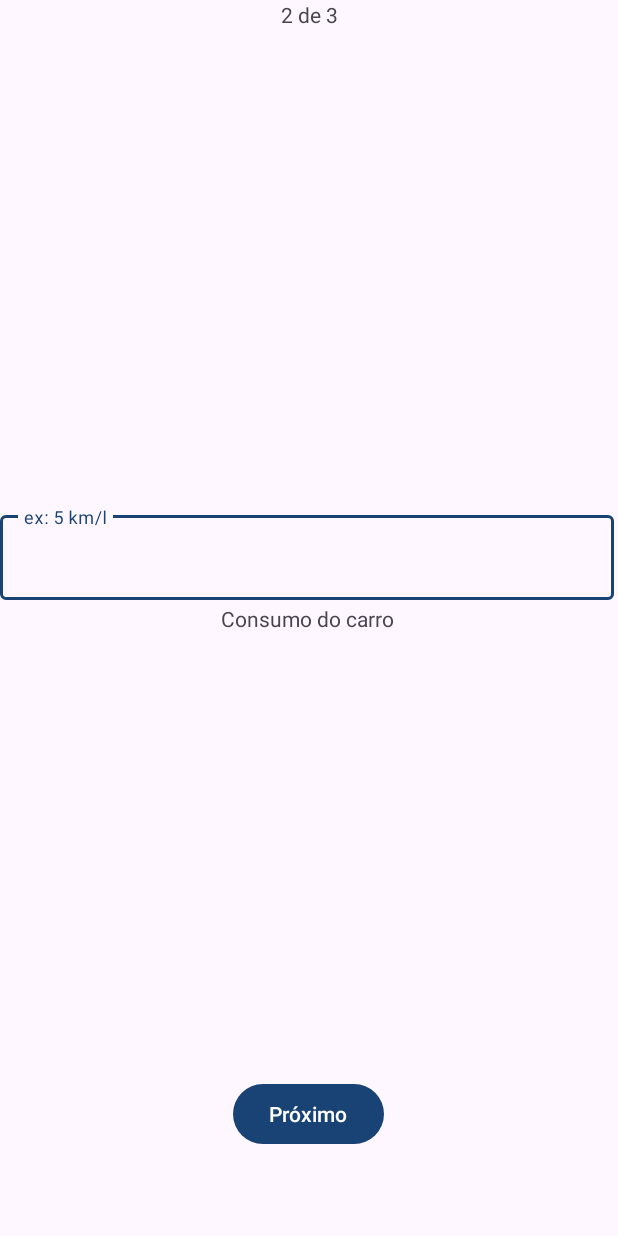
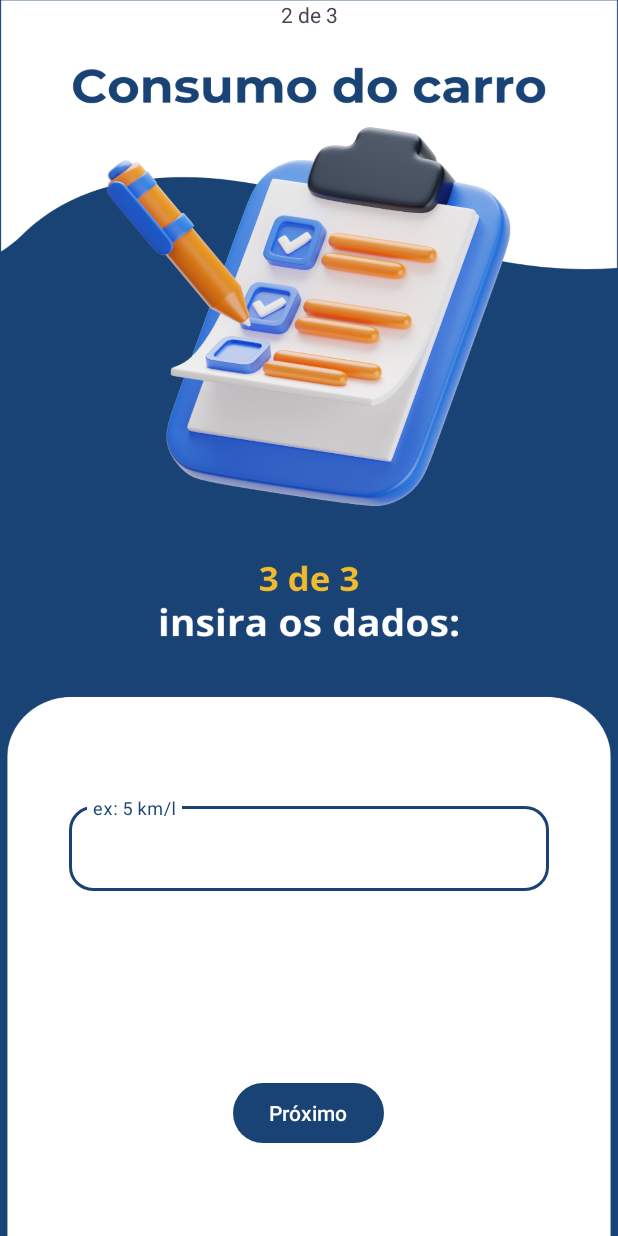
Before and after one commit to t3t30/Fuel-calculator, an Android app: the consumoActivity screen opened directly, with no data from a screen before it, on a phone screen of 412 x 824 dp. Run offline under Robolectric (Android 15) with nearby library versions, the phone set to English and light mode, and no system bars.

Commit message:
Page 3 ready

```diff
--- a/app/src/main/res/layout/activity_consumo.xml
+++ b/app/src/main/res/layout/activity_consumo.xml
@@ -5,7 +5,8 @@
     android:id="@+id/main"
     android:layout_width="match_parent"
     android:layout_height="match_parent"
-    tools:context=".consumoActivity">
+    tools:context=".consumoActivity"
+    android:background="@drawable/consumobg">
 
     <Button
         android:id="@+id/btnconsumo"
@@ -16,16 +17,23 @@
         app:layout_constraintEnd_toEndOf="parent"
         app:layout_constraintHorizontal_bias="0.498"
         app:layout_constraintStart_toStartOf="parent"
-        app:layout_constraintTop_toTopOf="parent"
-        app:layout_constraintVertical_bias="0.926" />
+        app:layout_constraintTop_toTopOf="@+id/guideline3"
+        app:layout_constraintVertical_bias="0.462" />
 
     <com.google.android.material.textfield.TextInputLayout
         android:id="@+id/textInputLayout2"
-        android:layout_width="409dp"
+        android:layout_width="match_parent"
         android:layout_height="wrap_content"
-        app:layout_constraintBottom_toTopOf="@+id/btnconsumo"
-        app:layout_constraintTop_toBottomOf="@+id/textView6"
-        tools:layout_editor_absoluteX="1dp">
+        android:layout_marginStart="46dp"
+        android:layout_marginEnd="46dp"
+        app:boxCornerRadiusBottomEnd="16sp"
+        app:boxCornerRadiusBottomStart="16sp"
+        app:boxCornerRadiusTopEnd="16sp"
+        app:boxCornerRadiusTopStart="16sp"
+        app:layout_constraintBottom_toTopOf="@+id/guideline4"
+        app:layout_constraintEnd_toEndOf="parent"
+        app:layout_constraintStart_toStartOf="parent"
+        app:layout_constraintTop_toTopOf="@+id/guideline2">
 
         <com.google.android.material.textfield.TextInputEditText
             android:id="@+id/txtconsumo"
@@ -55,4 +63,25 @@
         app:layout_constraintHorizontal_bias="0.5"
         app:layout_constraintStart_toStartOf="parent"
         tools:layout_editor_absoluteY="405dp" />
+
+    <androidx.constraintlayout.widget.Guideline
+        android:id="@+id/guideline2"
+        android:layout_width="wrap_content"
+        android:layout_height="wrap_content"
+        android:orientation="horizontal"
+        app:layout_constraintGuide_begin="503dp" />
+
+    <androidx.constraintlayout.widget.Guideline
+        android:id="@+id/guideline3"
+        android:layout_width="wrap_content"
+        android:layout_height="wrap_content"
+        android:orientation="horizontal"
+        app:layout_constraintGuide_begin="668dp" />
+
+    <androidx.constraintlayout.widget.Guideline
+        android:id="@+id/guideline4"
+        android:layout_width="wrap_content"
+        android:layout_height="wrap_content"
+        android:orientation="horizontal"
+        app:layout_constraintGuide_begin="623dp" />
 </androidx.constraintlayout.widget.ConstraintLayout>
```
Also changed, not shown: app/src/main/res/drawable/consumobg.png (added).
